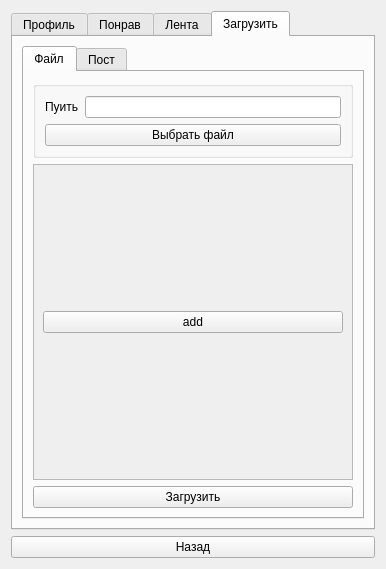
Qt form userprofilewin.ui (grigorenkokoko/memebox) before a commit.
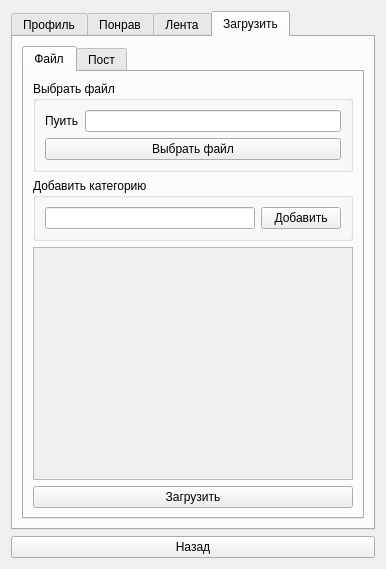
The same form after that commit. The open tabs and pages were chosen to show the change.

```diff
--- a/userprofilewin.ui
+++ b/userprofilewin.ui
@@ -208,7 +208,7 @@
               </size>
              </property>
              <property name="title">
-              <string/>
+              <string>Выбрать файл</string>
              </property>
              <layout class="QFormLayout" name="formLayout">
               <item row="3" column="0" colspan="2">
@@ -241,6 +241,25 @@
              </layout>
             </widget>
            </item>
+           <item>
+            <widget class="QGroupBox" name="groupBox_3">
+             <property name="title">
+              <string>Добавить категорию</string>
+             </property>
+             <layout class="QHBoxLayout" name="horizontalLayout">
+              <item>
+               <widget class="QLineEdit" name="lineEdit_categ"/>
+              </item>
+              <item>
+               <widget class="QPushButton" name="pushButton_addCateg">
+                <property name="text">
+                 <string>Добавить</string>
+                </property>
+               </widget>
+              </item>
+             </layout>
+            </widget>
+           </item>
            <item>
             <widget class="QScrollArea" name="scrollArea_3">
              <property name="widgetResizable">
@@ -252,20 +271,13 @@
                 <x>0</x>
                 <y>0</y>
                 <width>310</width>
-                <height>254</height>
+                <height>175</height>
                </rect>
               </property>
               <layout class="QVBoxLayout" name="verticalLayout_8">
                <item>
                 <layout class="QVBoxLayout" name="verticalLayout_7"/>
                </item>
-               <item>
-                <widget class="QPushButton" name="pushButton__addCaegtoFile">
-                 <property name="text">
-                  <string>add</string>
-                 </property>
-                </widget>
-               </item>
               </layout>
              </widget>
             </widget>
```
Left out of the diff: 44 changed lines with no effect on the pictures.
